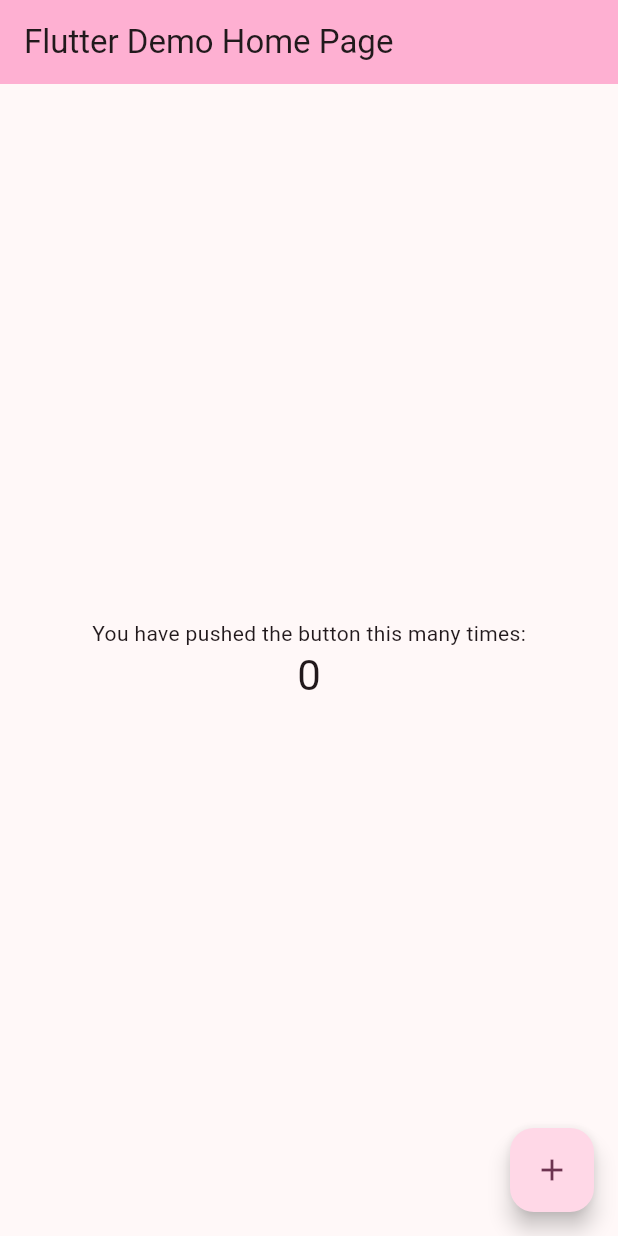
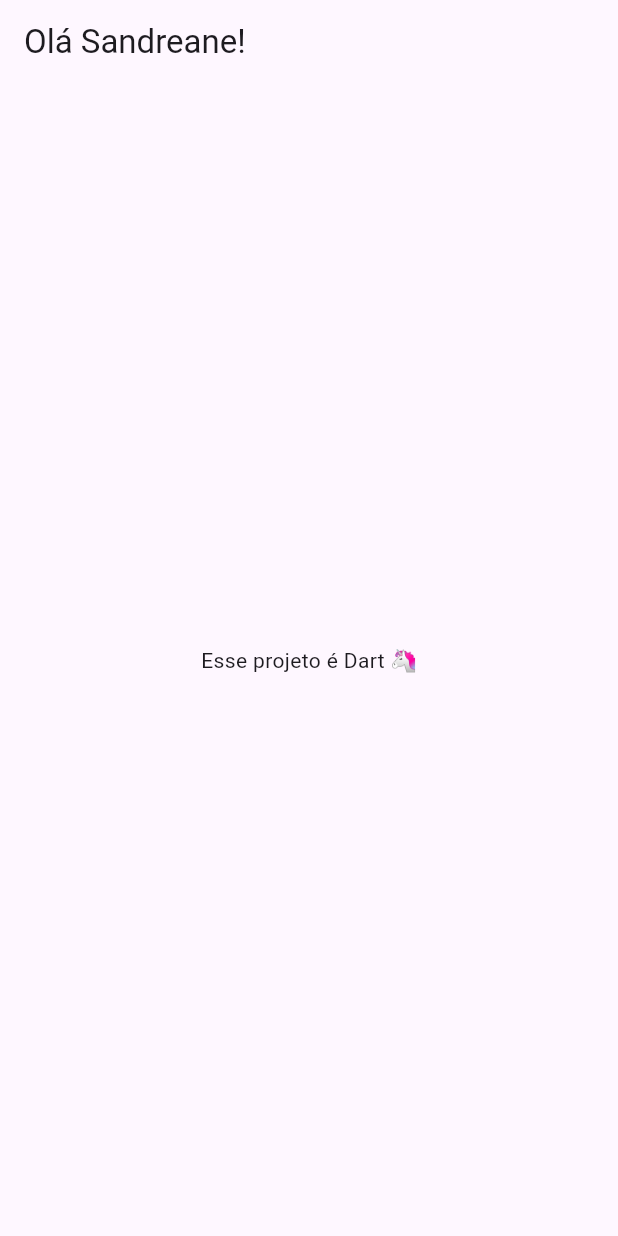
Before and after one commit to sandreanebraz/meuProjetFlutter, a Flutter app: the screen it shows after launch, on a phone screen of 412 x 824 dp. Run offline on Flutter 3.47's test engine with Material 3 defaults, Android fonts, the light colour scheme and no system bars.

Commit message:
Mensagem explicando a atualização

```diff
--- a/lib/main.dart
+++ b/lib/main.dart
@@ -1,122 +1,10 @@
 import 'package:flutter/material.dart';
 
 void main() {
-  runApp(const MyApp());
+  runApp(MaterialApp(
+    home: Scaffold(
+      appBar: AppBar(title: Text('Olá Sandreane!')),
+      body: Center(child: Text('Esse projeto é Dart 🦄')),
+    ),
+  ));
 }
-
-class MyApp extends StatelessWidget {
-  const MyApp({super.key});
-
-  // This widget is the root of your application.
-  @override
-  Widget build(BuildContext context) {
-    return MaterialApp(
-      title: 'Flutter Demo',
-      theme: ThemeData(
-        // This is the theme of your application.
-        //
-        // TRY THIS: Try running your application with "flutter run". You'll see
-        // the application has a purple toolbar. Then, without quitting the app,
-        // try changing the seedColor in the colorScheme below to Colors.green
-        // and then invoke "hot reload" (save your changes or press the "hot
-        // reload" button in a Flutter-supported IDE, or press "r" if you used
-        // the command line to start the app).
-        //
-        // Notice that the counter didn't reset back to zero; the application
-        // state is not lost during the reload. To reset the state, use hot
-        // restart instead.
-        //
-        // This works for code too, not just values: Most code changes can be
-        // tested with just a hot reload.
-        colorScheme: ColorScheme.fromSeed(seedColor: const Color.fromARGB(255, 183, 58, 127)),
-      ),
-      home: const MyHomePage(title: 'Flutter Demo Home Page'),
-    );
-  }
-}
-
-class MyHomePage extends StatefulWidget {
-  const MyHomePage({super.key, required this.title});
-
-  // This widget is the home page of your application. It is stateful, meaning
-  // that it has a State object (defined below) that contains fields that affect
-  // how it looks.
-
-  // This class is the configuration for the state. It holds the values (in this
-  // case the title) provided by the parent (in this case the App widget) and
-  // used by the build method of the State. Fields in a Widget subclass are
-  // always marked "final".
-
-  final String title;
-
-  @override
-  State<MyHomePage> createState() => _MyHomePageState();
-}
-
-class _MyHomePageState extends State<MyHomePage> {
-  int _counter = 0;
-
-  void _incrementCounter() {
-    setState(() {
-      // This call to setState tells the Flutter framework that something has
-      // changed in this State, which causes it to rerun the build method below
-      // so that the display can reflect the updated values. If we changed
-      // _counter without calling setState(), then the build method would not be
-      // called again, and so nothing would appear to happen.
-      _counter++;
-    });
-  }
-
-  @override
-  Widget build(BuildContext context) {
-    // This method is rerun every time setState is called, for instance as done
-    // by the _incrementCounter method above.
-    //
-    // The Flutter framework has been optimized to make rerunning build methods
-    // fast, so that you can just rebuild anything that needs updating rather
-    // than having to individually change instances of widgets.
-    return Scaffold(
-      appBar: AppBar(
-        // TRY THIS: Try changing the color here to a specific color (to
-        // Colors.amber, perhaps?) and trigger a hot reload to see the AppBar
-        // change color while the other colors stay the same.
-        backgroundColor: Theme.of(context).colorScheme.inversePrimary,
-        // Here we take the value from the MyHomePage object that was created by
-        // the App.build method, and use it to set our appbar title.
-        title: Text(widget.title),
-      ),
-      body: Center(
-        // Center is a layout widget. It takes a single child and positions it
-        // in the middle of the parent.
-        child: Column(
-          // Column is also a layout widget. It takes a list of children and
-          // arranges them vertically. By default, it sizes itself to fit its
-          // children horizontally, and tries to be as tall as its parent.
-          //
-          // Column has various properties to control how it sizes itself and
-          // how it positions its children. Here we use mainAxisAlignment to
-          // center the children vertically; the main axis here is the vertical
-          // axis because Columns are vertical (the cross axis would be
-          // horizontal).
-          //
-          // TRY THIS: Invoke "debug painting" (choose the "Toggle Debug Paint"
-          // action in the IDE, or press "p" in the console), to see the
-          // wireframe for each widget.
-          mainAxisAlignment: MainAxisAlignment.center,
-          children: <Widget>[
-            const Text('You have pushed the button this many times:'),
-            Text(
-              '$_counter',
-              style: Theme.of(context).textTheme.headlineMedium,
-            ),
-          ],
-        ),
-      ),
-      floatingActionButton: FloatingActionButton(
-        onPressed: _incrementCounter,
-        tooltip: 'Increment',
-        child: const Icon(Icons.add),
-      ), // This trailing comma makes auto-formatting nicer for build methods.
-    );
-  }
-}
```
